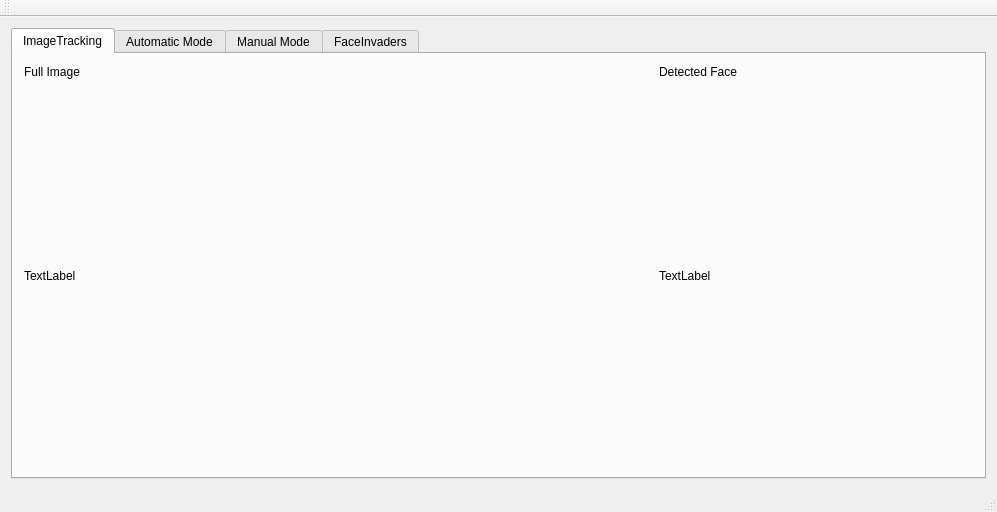
mrafcho001/LockheedInanimation, file resources/mainwindow.ui: the form before one commit.
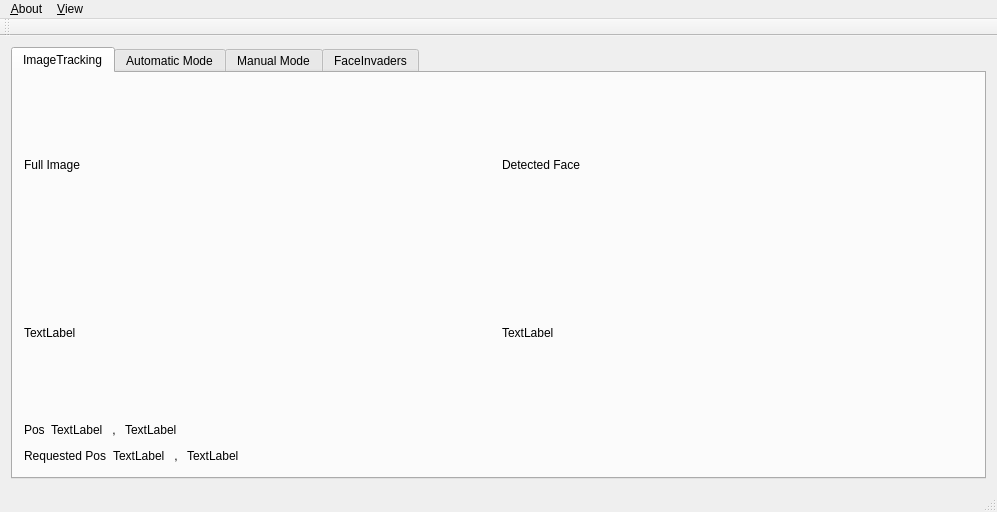
The form after the commit. The open tabs and pages were chosen to show the change. Icons and pictures are not drawn. Custom widgets are drawn as their Qt base class.

Patch:
```diff
--- a/resources/mainwindow.ui
+++ b/resources/mainwindow.ui
@@ -24,37 +24,135 @@
        <attribute name="title">
         <string>ImageTracking</string>
        </attribute>
-       <layout class="QVBoxLayout" name="verticalLayout">
+       <layout class="QVBoxLayout" name="verticalLayout_7" stretch="10,0,0">
         <item>
-         <layout class="QGridLayout" name="gridLayout" rowstretch="0,10" columnstretch="2,1">
-          <item row="1" column="1">
-           <widget class="QLabel" name="label_3">
+         <layout class="QHBoxLayout" name="horizontalLayout_4">
+          <item>
+           <layout class="QVBoxLayout" name="verticalLayout">
+            <item>
+             <widget class="QLabel" name="label_2">
+              <property name="text">
+               <string>Full Image</string>
+              </property>
+             </widget>
+            </item>
+            <item>
+             <widget class="QLabel" name="label">
+              <property name="text">
+               <string>TextLabel</string>
+              </property>
+             </widget>
+            </item>
+           </layout>
+          </item>
+          <item>
+           <layout class="QVBoxLayout" name="verticalLayout_6">
+            <item>
+             <widget class="QLabel" name="label_4">
+              <property name="text">
+               <string>Detected Face</string>
+              </property>
+             </widget>
+            </item>
+            <item>
+             <widget class="QLabel" name="label_3">
+              <property name="text">
+               <string>TextLabel</string>
+              </property>
+             </widget>
+            </item>
+           </layout>
+          </item>
+         </layout>
+        </item>
+        <item>
+         <layout class="QHBoxLayout" name="horizontalLayout_2">
+          <item>
+           <widget class="QLabel" name="label_8">
             <property name="text">
+             <string>Pos</string>
+            </property>
+           </widget>
+          </item>
+          <item>
+           <widget class="QLabel" name="lblHPos">
+            <property name="text">
              <string>TextLabel</string>
             </property>
            </widget>
           </item>
-          <item row="0" column="1">
-           <widget class="QLabel" name="label_4">
+          <item>
+           <widget class="QLabel" name="label_9">
             <property name="text">
-             <string>Detected Face</string>
+             <string> , </string>
             </property>
            </widget>
           </item>
-          <item row="1" column="0">
-           <widget class="QLabel" name="label">
+          <item>
+           <widget class="QLabel" name="lblVpos">
             <property name="text">
              <string>TextLabel</string>
             </property>
            </widget>
           </item>
-          <item row="0" column="0">
-           <widget class="QLabel" name="label_2">
+          <item>
+           <spacer name="horizontalSpacer">
+            <property name="orientation">
+             <enum>Qt::Horizontal</enum>
+            </property>
+            <property name="sizeHint" stdset="0">
+             <size>
+              <width>40</width>
+              <height>20</height>
+             </size>
+            </property>
+           </spacer>
+          </item>
+         </layout>
+        </item>
+        <item>
+         <layout class="QHBoxLayout" name="horizontalLayout_3">
+          <item>
+           <widget class="QLabel" name="label_10">
             <property name="text">
-             <string>Full Image</string>
+             <string>Requested Pos</string>
             </property>
            </widget>
           </item>
+          <item>
+           <widget class="QLabel" name="lblRequestedHPos">
+            <property name="text">
+             <string>TextLabel</string>
+            </property>
+           </widget>
+          </item>
+          <item>
+           <widget class="QLabel" name="label_11">
+            <property name="text">
+             <string> , </string>
+            </property>
+           </widget>
+          </item>
+          <item>
+           <widget class="QLabel" name="lblRequestedVPos">
+            <property name="text">
+             <string>TextLabel</string>
+            </property>
+           </widget>
+          </item>
+          <item>
+           <spacer name="horizontalSpacer_2">
+            <property name="orientation">
+             <enum>Qt::Horizontal</enum>
+            </property>
+            <property name="sizeHint" stdset="0">
+             <size>
+              <width>40</width>
+              <height>20</height>
+             </size>
+            </property>
+           </spacer>
+          </item>
          </layout>
         </item>
        </layout>
@@ -153,9 +251,23 @@
      <x>0</x>
      <y>0</y>
      <width>997</width>
-     <height>20</height>
+     <height>25</height>
     </rect>
    </property>
+   <widget class="QMenu" name="menuAbout">
+    <property name="title">
+     <string>&amp;About</string>
+    </property>
+    <addaction name="actionAboutDialog"/>
+   </widget>
+   <widget class="QMenu" name="menuView">
+    <property name="title">
+     <string>&amp;View</string>
+    </property>
+    <addaction name="actionFullScreen"/>
+   </widget>
+   <addaction name="menuAbout"/>
+   <addaction name="menuView"/>
   </widget>
   <widget class="QToolBar" name="mainToolBar">
    <attribute name="toolBarArea">
```
Left out of the diff: 17 changed lines with no effect on the pictures.
